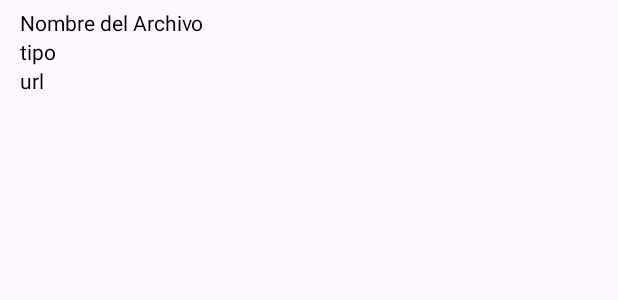
After one commit to ASantiagoNunezG/C24_4_2024-1_G1B_BitMind, an Android app: the layout item_archivo.xml on its own in the app's theme, with its tools: preview values and no code run, on a phone screen of 412 x 824 dp. The commit adds this screen. Shown: the top 300 px of the screen. Run offline under Robolectric (Android 15) with nearby library versions, the phone set to English and light mode, and no system bars.

Commit message:
App móvil terminado

```diff
--- a/frontend_kotlin_user/app/build.gradle
+++ b/frontend_kotlin_user/app/build.gradle
@@ -2,6 +2,7 @@ plugins {
     alias(libs.plugins.androidApplication)
     alias(libs.plugins.jetbrainsKotlinAndroid)
     //alias(libs.plugins.androidx.navigation.safeargs)
+    id 'kotlin-kapt'
     id 'androidx.navigation.safeargs'
 }
 
--- a/frontend_kotlin_user/app/src/main/java/com/nunez/abraham/bitmind_frontend_movil/fragments/PublicacionDetalleFragment.kt
+++ b/frontend_kotlin_user/app/src/main/java/com/nunez/abraham/bitmind_frontend_movil/fragments/PublicacionDetalleFragment.kt
@@ -8,6 +8,7 @@ import android.widget.TextView
 import androidx.fragment.app.Fragment
 import androidx.navigation.fragment.navArgs
 import com.nunez.abraham.bitmind_frontend_movil.R
+
 
 
 class PublicacionDetalleFragment : Fragment() {
--- a/frontend_kotlin_user/app/src/main/java/com/nunez/abraham/bitmind_frontend_movil/fragments/PublicacionesFragment.kt
+++ b/frontend_kotlin_user/app/src/main/java/com/nunez/abraham/bitmind_frontend_movil/fragments/PublicacionesFragment.kt
@@ -7,6 +7,7 @@ import android.view.View
 import android.view.ViewGroup
 import android.widget.Toast
 import androidx.recyclerview.widget.GridLayoutManager
+import androidx.recyclerview.widget.LinearLayoutManager
 import com.nunez.abraham.bitmind_frontend_movil.adapters.PublicacionAdapter
 import com.nunez.abraham.bitmind_frontend_movil.databinding.FragmentPublicacionesBinding
 import com.nunez.abraham.bitmind_frontend_movil.models.Publicacion
@@ -34,7 +35,7 @@ class PublicacionesFragment : Fragment() {
     override fun onViewCreated(view: View, savedInstanceState: Bundle?) {
         super.onViewCreated(view, savedInstanceState)
 
-        binding.recyclerViewPublicaciones.layoutManager = GridLayoutManager(requireContext(), 2) // 2 columnas
+        binding.recyclerViewPublicaciones.layoutManager = LinearLayoutManager(requireContext())
         publicacionAdapter = PublicacionAdapter(publicaciones)
         binding.recyclerViewPublicaciones.adapter = publicacionAdapter
 
@@ -42,6 +43,7 @@ class PublicacionesFragment : Fragment() {
         binding.nuevo.setOnClickListener {
             Toast.makeText(requireContext(), "Por ahora solo disponible en la aplicación Web", Toast.LENGTH_LONG).show()
         }
+
     }
 
     private fun loadPublicaciones() {
--- a/frontend_kotlin_user/app/src/main/java/com/nunez/abraham/bitmind_frontend_movil/models/Publicacion.kt
+++ b/frontend_kotlin_user/app/src/main/java/com/nunez/abraham/bitmind_frontend_movil/models/Publicacion.kt
@@ -14,5 +14,7 @@ data class Publicacion(
     val curso: Curso,
     val valoraciones: List<Valoracion>,
     val archivos: List<Archivo>,
-    val promedioValoracion: Double
+    val promedioValoracion: Double,
+    val ciclo: Ciclo,
+    val carrera: Carrera
 )
--- /dev/null
+++ b/frontend_kotlin_user/app/src/main/res/layout/item_archivo.xml
@@ -0,0 +1,30 @@
+<LinearLayout xmlns:android="http://schemas.android.com/apk/res/android"
+    android:layout_width="match_parent"
+    android:layout_height="wrap_content"
+    android:orientation="vertical"
+    android:layout_margin="5dp">
+
+    <TextView
+        android:id="@+id/nombreArchivo"
+        android:layout_width="wrap_content"
+        android:layout_height="wrap_content"
+        android:paddingStart="8dp"
+        android:text="Nombre del Archivo"
+        android:textColor="@color/black"/>
+    <TextView
+        android:id="@+id/tipoArchivo"
+        android:layout_width="wrap_content"
+        android:layout_height="wrap_content"
+        android:paddingStart="8dp"
+        android:text="tipo"
+        android:textColor="@color/black"/>
+    <TextView
+        android:id="@+id/urlArchivo"
+        android:layout_width="wrap_content"
+        android:layout_height="wrap_content"
+        android:paddingStart="8dp"
+        android:text="url"
+        android:textColor="@color/black"
+        android:autoLink="web"
+        android:linksClickable="true"/>
+</LinearLayout>
--- a/frontend_kotlin_user/build.gradle
+++ b/frontend_kotlin_user/build.gradle
@@ -1,10 +1,12 @@
 buildscript {
     repositories {
         google()
+        mavenCentral()
     }
     dependencies {
-        def nav_version = "2.5.3"
-        classpath "androidx.navigation:navigation-safe-args-gradle-plugin:$nav_version"
+        classpath "com.android.tools.build:gradle:7.0.4"
+        classpath "org.jetbrains.kotlin:kotlin-gradle-plugin:1.5.31"
+        classpath "androidx.navigation:navigation-safe-args-gradle-plugin:2.5.3" // Agregar esta línea
     }
 }
 // Top-level build file where you can add configuration options common to all sub-projects/modules.
```
Also changed, not shown: frontend_kotlin_user/app/src/main/java/com/nunez/abraham/bitmind_frontend_movil/adapters/ArchivoAdapter.kt (added, +53 -0 lines), frontend_kotlin_user/app/src/main/java/com/nunez/abraham/bitmind_frontend_movil/adapters/PublicacionAdapter.kt (+30 -37 lines), frontend_kotlin_user/app/src/main/res/layout/item_publicacion.xml (+70 -1 lines).
